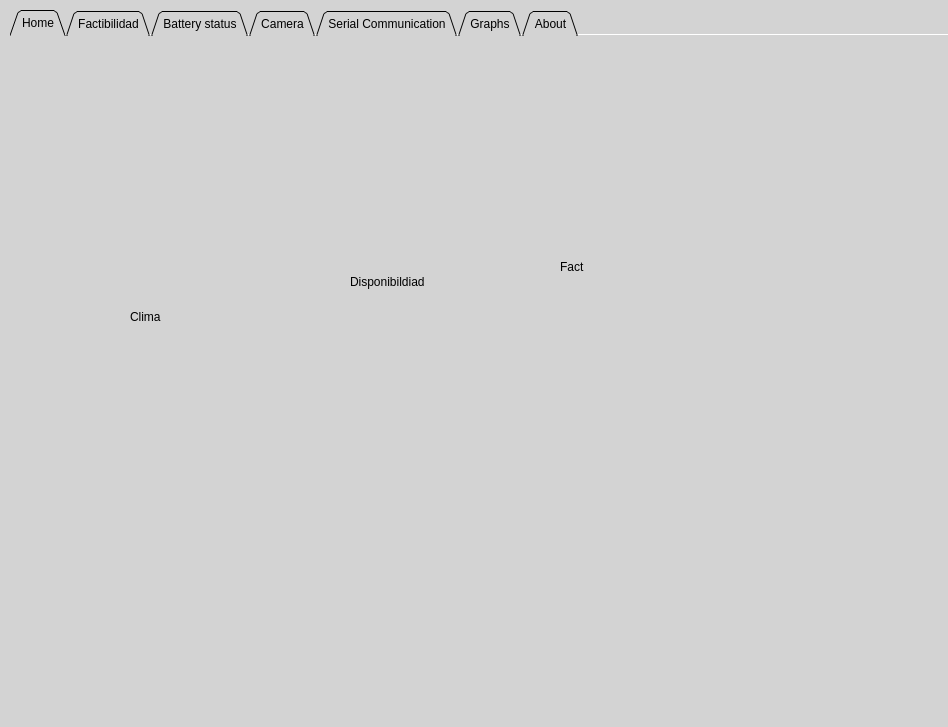
First picture: the form in HMI.ui, repository Dartherick/Proyecto2_Angelica, before the edit.
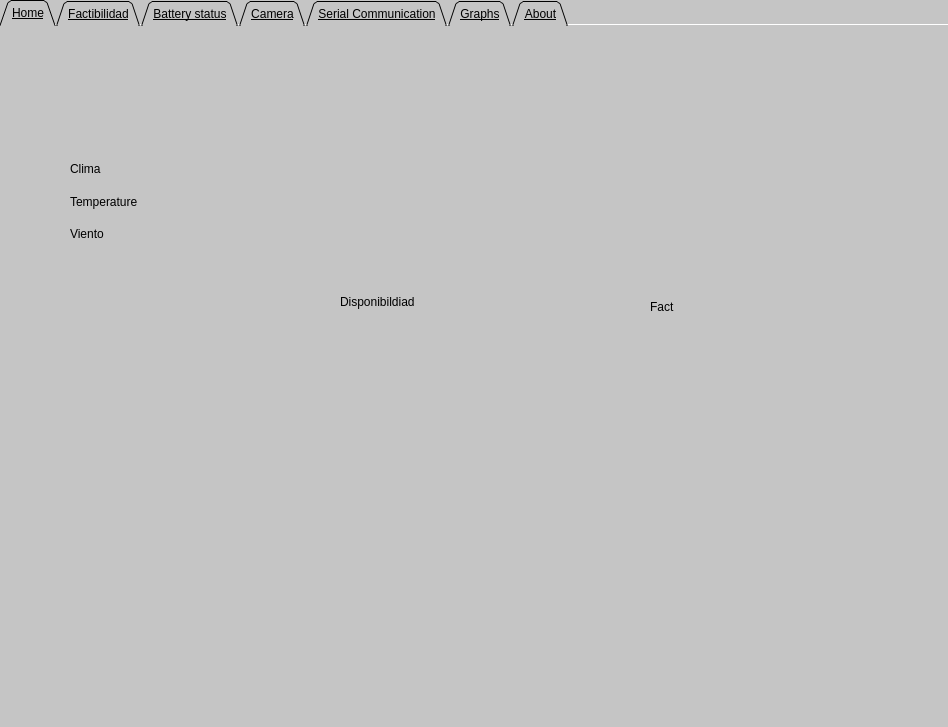
Second picture: the form after the edit. The open tabs and pages were chosen to show the change. Icons and pictures are not drawn.

The edit to the form file:
```diff
--- a/HMI.ui
+++ b/HMI.ui
@@ -20,17 +20,21 @@
    <widget class="QTabWidget" name="TabWidget">
     <property name="geometry">
      <rect>
-      <x>10</x>
-      <y>10</y>
-      <width>941</width>
-      <height>731</height>
+      <x>0</x>
+      <y>0</y>
+      <width>951</width>
+      <height>741</height>
      </rect>
     </property>
     <property name="font">
      <font>
       <pointsize>9</pointsize>
+      <underline>true</underline>
      </font>
     </property>
+    <property name="styleSheet">
+     <string notr="true">background-color: rgb(197, 197, 197);</string>
+    </property>
     <property name="tabShape">
      <enum>QTabWidget::Triangular</enum>
     </property>
@@ -53,24 +57,11 @@
      <attribute name="title">
       <string>Home</string>
      </attribute>
-     <widget class="QLabel" name="label_17">
-      <property name="geometry">
-       <rect>
-        <x>120</x>
-        <y>250</y>
-        <width>121</width>
-        <height>61</height>
-       </rect>
-      </property>
-      <property name="text">
-       <string>Clima</string>
-      </property>
-     </widget>
      <widget class="QLabel" name="label_18">
       <property name="geometry">
        <rect>
         <x>340</x>
-        <y>210</y>
+        <y>240</y>
         <width>121</width>
         <height>71</height>
        </rect>
@@ -82,8 +73,8 @@
      <widget class="QLabel" name="label_19">
       <property name="geometry">
        <rect>
-        <x>550</x>
-        <y>200</y>
+        <x>650</x>
+        <y>250</y>
         <width>101</width>
         <height>61</height>
        </rect>
@@ -92,6 +83,39 @@
        <string>Fact</string>
       </property>
      </widget>
+     <widget class="QWidget" name="verticalLayoutWidget_3">
+      <property name="geometry">
+       <rect>
+        <x>70</x>
+        <y>130</y>
+        <width>391</width>
+        <height>91</height>
+       </rect>
+      </property>
+      <layout class="QVBoxLayout" name="verticalLayout_3">
+       <item>
+        <widget class="QLabel" name="Clima_Label">
+         <property name="text">
+          <string>Clima</string>
+         </property>
+        </widget>
+       </item>
+       <item>
+        <widget class="QLabel" name="Temperature_Label">
+         <property name="text">
+          <string>Temperature</string>
+         </property>
+        </widget>
+       </item>
+       <item>
+        <widget class="QLabel" name="Wind_Label">
+         <property name="text">
+          <string>Viento</string>
+         </property>
+        </widget>
+       </item>
+      </layout>
+     </widget>
     </widget>
     <widget class="QWidget" name="Factibilidad_Tab">
      <attribute name="title">
```
Left out of the diff: 88 changed lines with no effect on the pictures.
